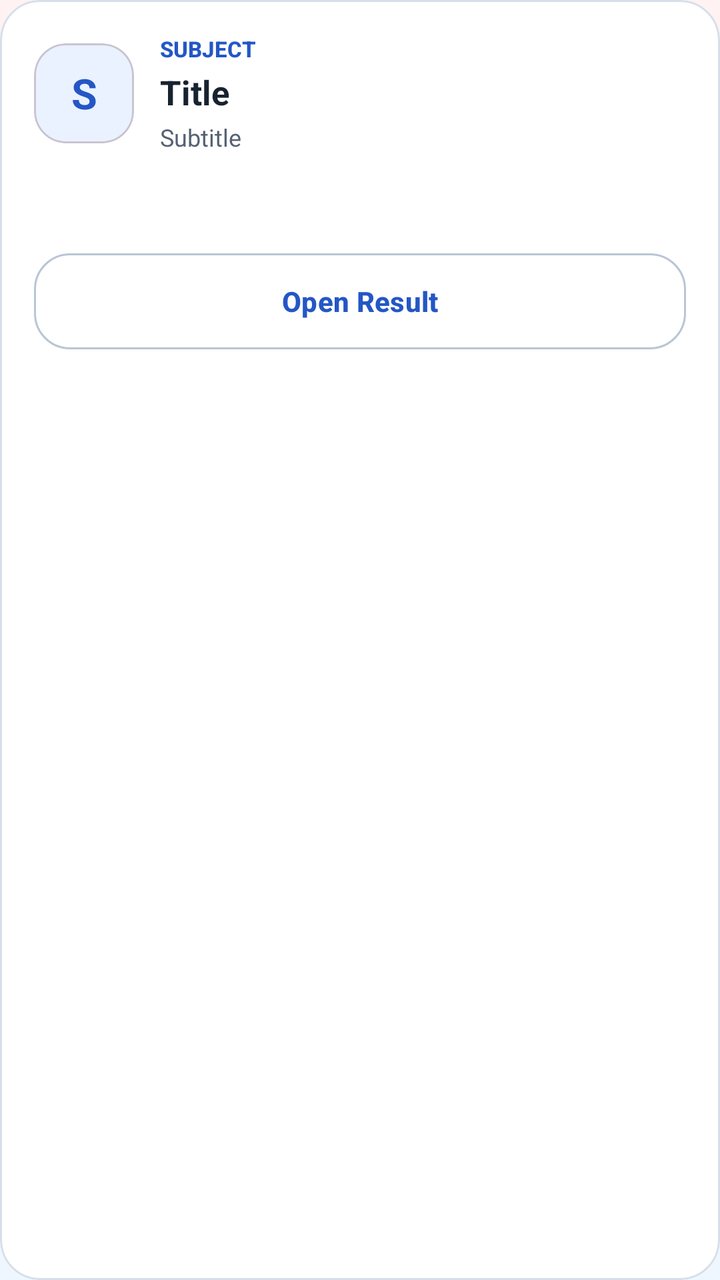
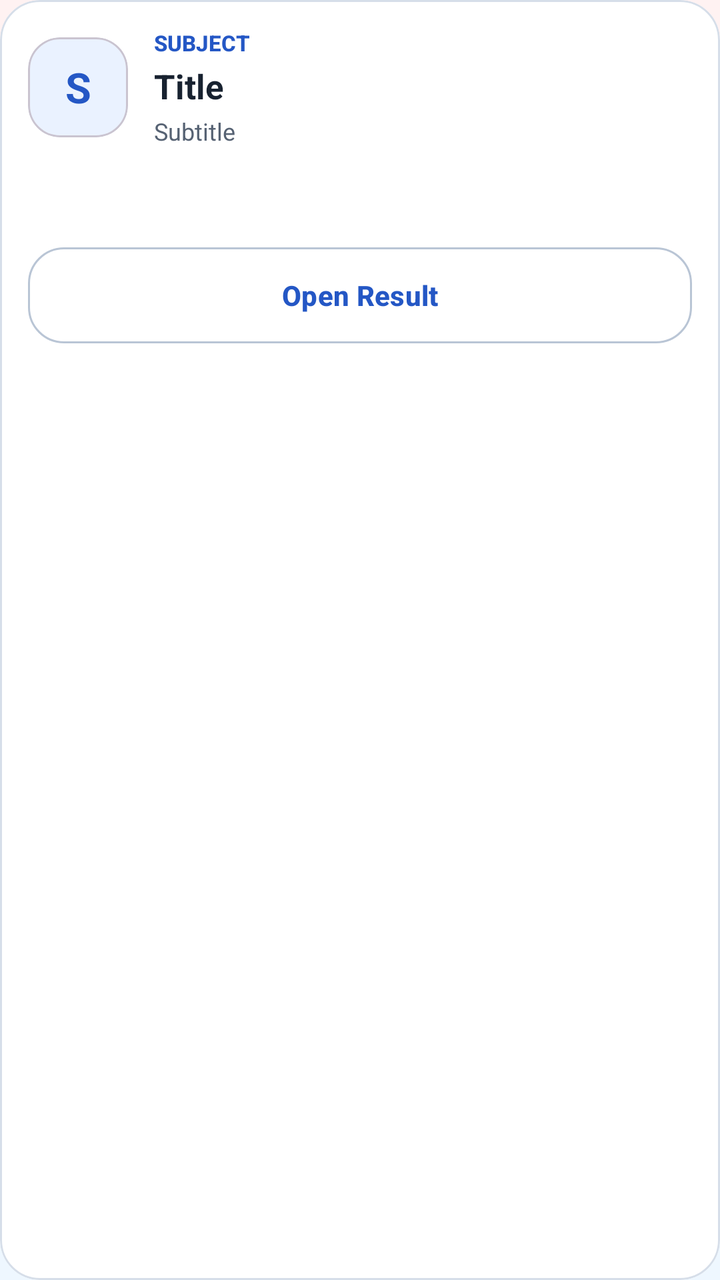

Screens rendered from an Android XML layout before and after an edit, with the pre-edit source and the edit as a unified diff.
<!-- AndroidManifest.xml: application theme Theme.StudySaathi -->
<!-- res/layout/item_global_search.xml -->
<?xml version="1.0" encoding="utf-8"?>
<com.google.android.material.card.MaterialCardView xmlns:android="http://schemas.android.com/apk/res/android"
    xmlns:app="http://schemas.android.com/apk/res-auto"
    android:layout_width="match_parent"
    android:layout_height="wrap_content"
    android:layout_marginBottom="13dp"
    android:clickable="true"
    android:focusable="true"
    android:foreground="?attr/selectableItemBackground"
    app:cardBackgroundColor="@color/ss_surface"
    app:cardCornerRadius="20dp"
    app:cardElevation="0dp"
    app:strokeColor="@color/ss_outline"
    app:strokeWidth="1dp">

    <LinearLayout
        android:layout_width="match_parent"
        android:layout_height="wrap_content"
        android:orientation="vertical"
        android:padding="17dp">

        <LinearLayout
            android:layout_width="match_parent"
            android:layout_height="wrap_content"
            android:gravity="center_vertical"
            android:orientation="horizontal">

            <com.google.android.material.card.MaterialCardView
                android:id="@+id/cardGlobalResultIcon"
                android:layout_width="50dp"
                android:layout_height="50dp"
                app:cardBackgroundColor="@color/ss_blue_soft"
                app:cardCornerRadius="16dp"
                app:cardElevation="0dp">

                <TextView
                    android:id="@+id/textGlobalResultIcon"
                    android:layout_width="match_parent"
                    android:layout_height="match_parent"
                    android:fontFamily="sans-serif-rounded"
                    android:gravity="center"
                    android:text="S"
                    android:textColor="@color/ss_primary"
                    android:textSize="21sp"
                    android:textStyle="bold" />

            </com.google.android.material.card.MaterialCardView>

            <LinearLayout
                android:layout_width="0dp"
                android:layout_height="wrap_content"
                android:layout_marginStart="13dp"
                android:layout_weight="1"
                android:orientation="vertical">

                <TextView
                    android:id="@+id/textGlobalResultType"
                    android:layout_width="wrap_content"
                    android:layout_height="wrap_content"
                    android:fontFamily="sans-serif-medium"
                    android:text="@string/global_search_type_subject"
                    android:textColor="@color/ss_primary"
                    android:textSize="11sp"
                    android:textStyle="bold" />

                <TextView
                    android:id="@+id/textGlobalResultTitle"
                    android:layout_width="match_parent"
                    android:layout_height="wrap_content"
                    android:layout_marginTop="3dp"
                    android:fontFamily="sans-serif-rounded"
                    android:text="Title"
                    android:textColor="@color/ss_text_primary"
                    android:textSize="17sp"
                    android:textStyle="bold" />

                <TextView
                    android:id="@+id/textGlobalResultSubtitle"
                    android:layout_width="match_parent"
                    android:layout_height="wrap_content"
                    android:layout_marginTop="3dp"
                    android:fontFamily="sans-serif"
                    android:text="Subtitle"
                    android:textColor="@color/ss_text_secondary"
                    android:textSize="12sp" />

            </LinearLayout>

        </LinearLayout>

        <TextView
            android:id="@+id/textGlobalResultDescription"
            android:layout_width="match_parent"
            android:layout_height="wrap_content"
            android:layout_marginTop="13dp"
            android:ellipsize="end"
            android:fontFamily="sans-serif"
            android:lineSpacingExtra="3dp"
            android:maxLines="4"
            android:textColor="@color/ss_text_secondary"
            android:textSize="14sp" />

        <com.google.android.material.button.MaterialButton
            android:id="@+id/buttonOpenGlobalResult"
            style="@style/Widget.StudySaathi.Button.Outlined"
            android:layout_width="match_parent"
            android:layout_height="wrap_content"
            android:layout_marginTop="14dp"
            android:text="@string/global_search_open_result"
            android:textAllCaps="false"
            android:textSize="14sp" />

    </LinearLayout>

</com.google.android.material.card.MaterialCardView>
<!-- resources referenced by this layout -->
<resources>
  <color name="ss_blue_soft">#EAF2FF</color>
  <color name="ss_outline">#D6DEE9</color>
  <color name="ss_primary">#2457C5</color>
  <color name="ss_surface">#FFFFFF</color>
  <color name="ss_text_primary">#182230</color>
  <color name="ss_text_secondary">#566273</color>
  <string name="global_search_open_result">
          Open Result
      </string>
  <string name="global_search_type_subject">
          SUBJECT
      </string>
  <style name="Widget.StudySaathi.Button.Outlined" parent="Widget.Material3.Button.OutlinedButton">
          <item name="cornerRadius">18dp</item>
          <item name="android:minHeight">56dp</item>
          <item name="android:textStyle">bold</item>
          <item name="strokeColor">@color/ss_outline_strong</item>
          <item name="android:textColor">@color/ss_primary</item>
      </style>
  <color name="ss_outline_strong">#B9C5D5</color>
  <color name="ss_on_primary">#FFFFFF</color>
  <color name="ss_primary_dark">#173F99</color>
  <color name="ss_secondary">#087F8C</color>
  <color name="ss_on_secondary">#FFFFFF</color>
  <color name="ss_teal_soft">#EAF8F8</color>
  <color name="ss_tertiary">#8A5A00</color>
  <color name="ss_on_tertiary">#FFFFFF</color>
  <color name="ss_yellow_soft">#FFF8E8</color>
  <color name="ss_background">#F7F9FC</color>
  <color name="ss_surface_soft">#F0F4FA</color>
  <color name="ss_error">#BA1A1A</color>
  <color name="white">#FFFFFFFF</color>
  <color name="ss_red_soft">#FFF0F0</color>
  <!-- drawable bg_app_soft_mix (drawable) -->
  <?xml version="1.0" encoding="utf-8"?>
  <shape xmlns:android="http://schemas.android.com/apk/res/android"
      android:shape="rectangle">
  
      <gradient
          android:angle="270"
          android:centerColor="#F2FBF3"
          android:endColor="#EEF7FF"
          android:startColor="#FFF2F2"
          android:type="linear" />
  
  </shape>
  <!-- unchanged entries left out for length: 1 -->
</resources>

<!-- the commit's change to res/layout/item_global_search.xml (unified diff, before → after) -->
@@ -17,7 +17,7 @@
         android:layout_width="match_parent"
         android:layout_height="wrap_content"
         android:orientation="vertical"
-        android:padding="17dp">
+        android:padding="14dp">
 
         <LinearLayout
             android:layout_width="match_parent"
